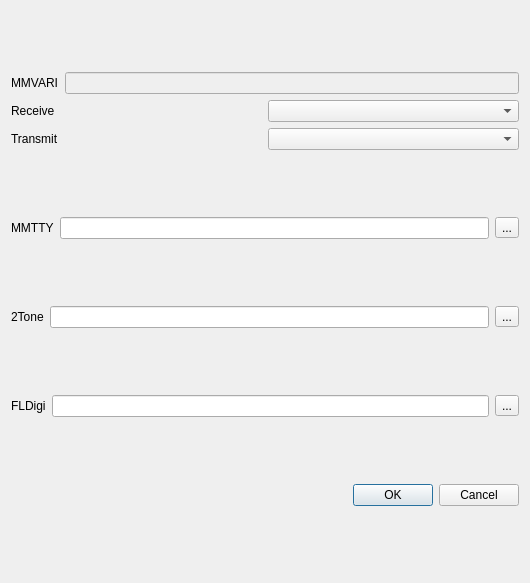
Old version of the form mqt/MqtDataModes/engineconfigure.ui in the repository Rsclub22/Minos2-Mirror.
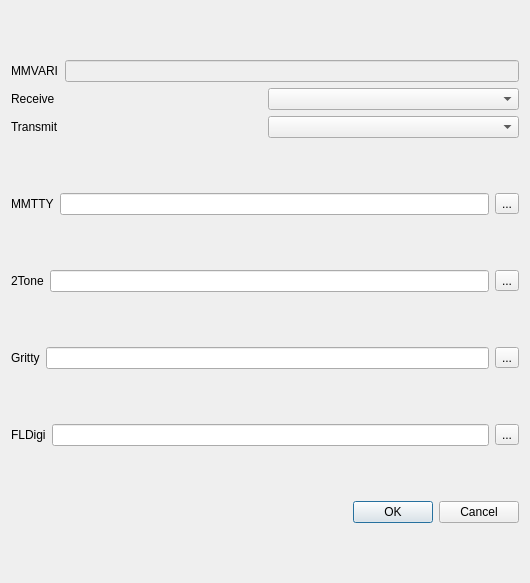
New version of the form.

What changed in the file:
```diff
--- a/mqt/MqtDataModes/engineconfigure.ui
+++ b/mqt/MqtDataModes/engineconfigure.ui
@@ -109,6 +109,27 @@
      </item>
     </layout>
    </item>
+   <item>
+    <layout class="QHBoxLayout" name="horizontalLayout_8">
+     <item>
+      <widget class="QLabel" name="label_7">
+       <property name="text">
+        <string>Gritty</string>
+       </property>
+      </widget>
+     </item>
+     <item>
+      <widget class="QLineEdit" name="grittyEdit"/>
+     </item>
+     <item>
+      <widget class="QToolButton" name="grittyBrowse">
+       <property name="text">
+        <string>...</string>
+       </property>
+      </widget>
+     </item>
+    </layout>
+   </item>
    <item>
     <layout class="QHBoxLayout" name="horizontalLayout_4">
      <item>
```
